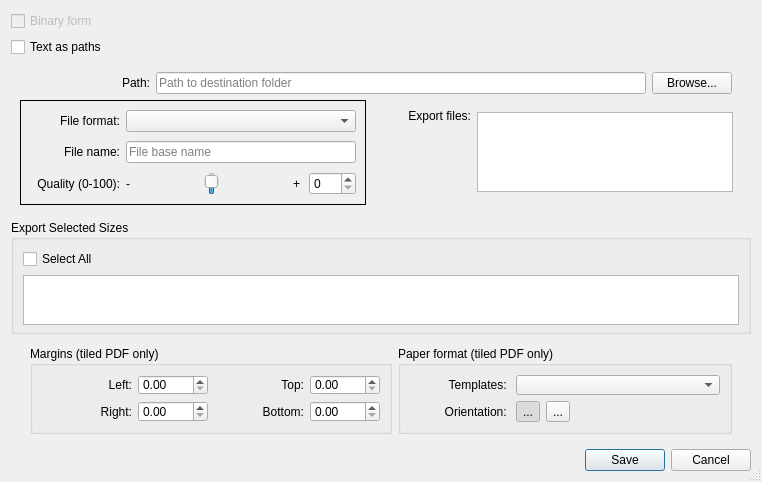
The window that src/app/seamly2d/dialogs/export_layout_dialog.ui (FashionFreedom/Seamly2D) describes before a commit, drawn with Qt 5.
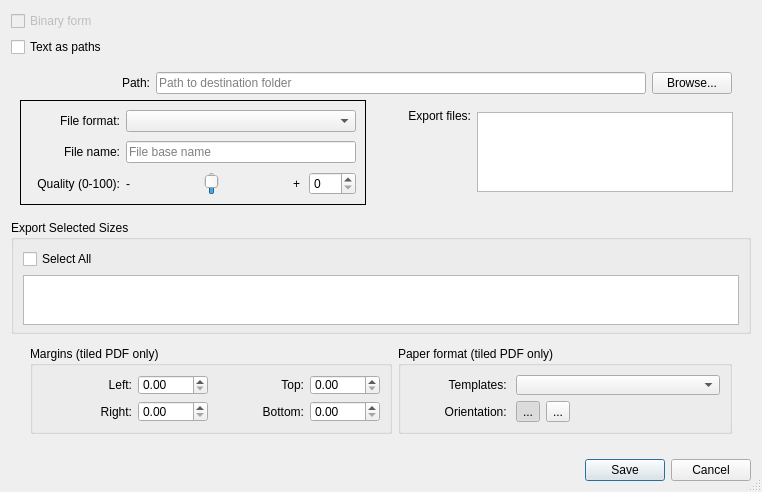
The same window after the commit. Icons and pictures are not drawn. Custom widgets are drawn as their Qt base class.

```diff
--- a/src/app/seamly2d/dialogs/export_layout_dialog.ui
+++ b/src/app/seamly2d/dialogs/export_layout_dialog.ui
@@ -10,7 +10,7 @@
     <x>0</x>
     <y>0</y>
     <width>762</width>
-    <height>467</height>
+    <height>492</height>
    </rect>
   </property>
   <property name="minimumSize">
```
Left out of the diff: 14 changed lines with no effect on the pictures.
